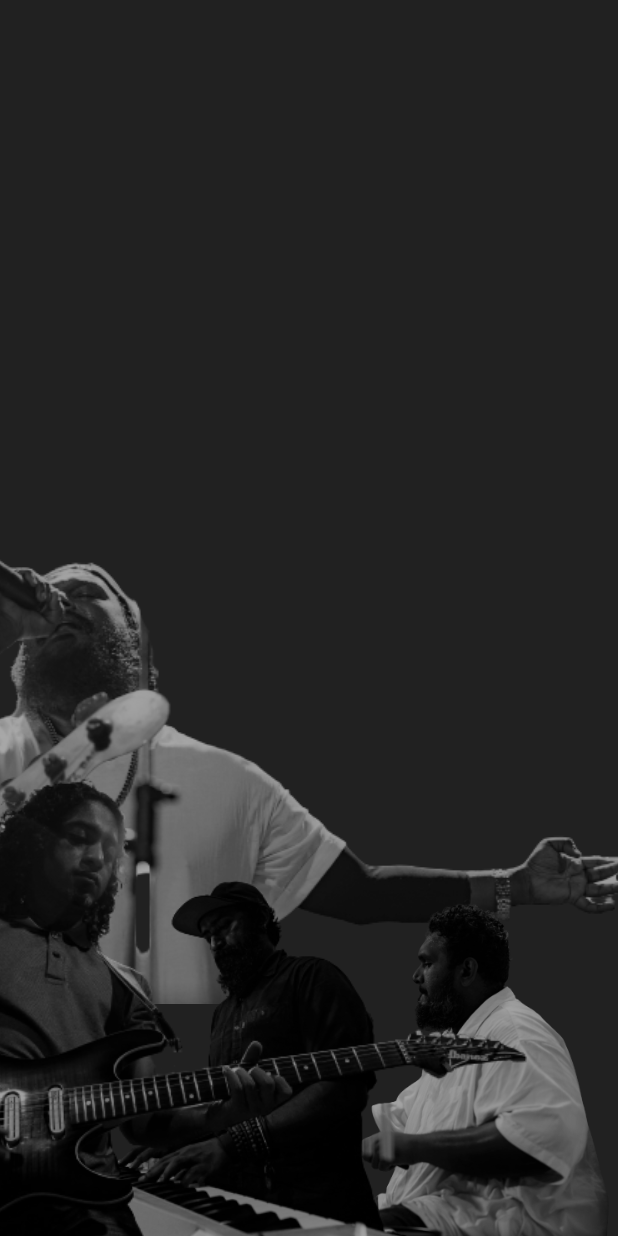
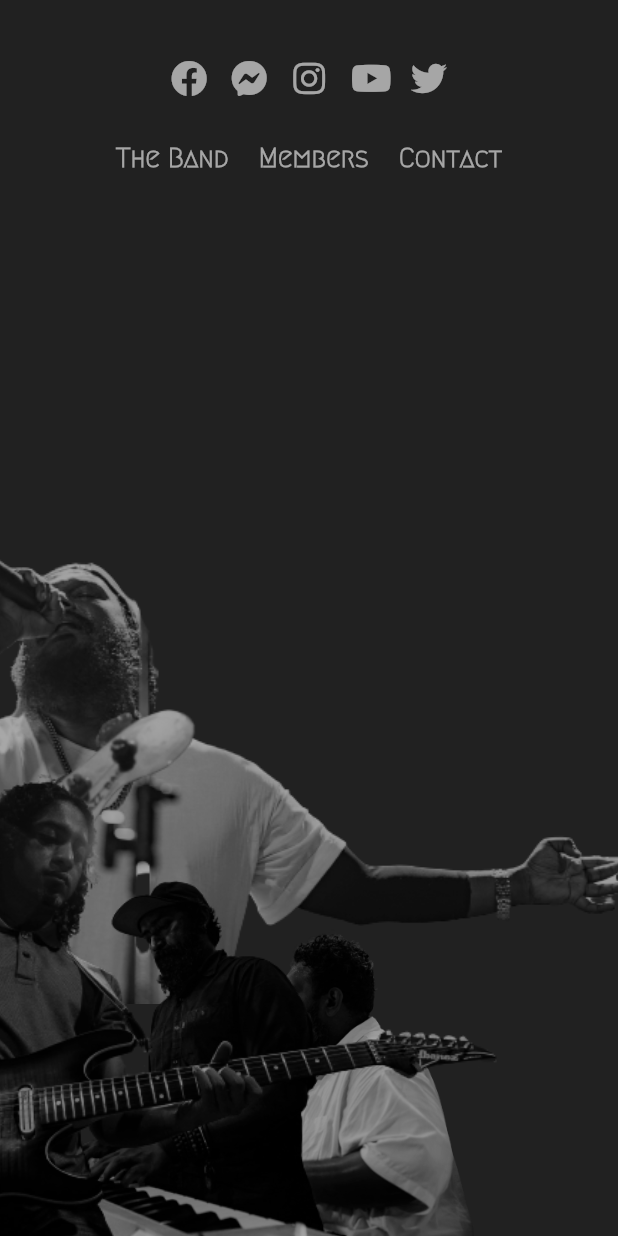
Before and after one commit to fatherof2sons/wood, a Flutter app: the screen it shows after launch, swiped to page 2, on a phone screen of 412 x 824 dp. Run offline on Flutter 3.47's test engine with Material 2 defaults, Android fonts, the phone set to English and light mode, and no system bars; our stand-ins replace font_awesome_flutter.

Commit message:
new design 3

```diff
--- a/lib/app/mobile/pages/main_page.dart
+++ b/lib/app/mobile/pages/main_page.dart
@@ -1,6 +1,8 @@
+import 'dart:io';
 import 'dart:ui';
 import 'dart:math' as math;
 import 'package:flutter/material.dart';
+import 'package:font_awesome_flutter/font_awesome_flutter.dart';
 import 'package:provider/provider.dart';
 
 import '../../styles.dart';
@@ -32,7 +34,7 @@ class _MainPageState extends State<MainPage> {
                   Page2(),
                 ],
               ),
-              BackFrame(),
+              // BackFrame(),
               AmmadeyImage(),
               HambeImage(),
               MoImage(),
@@ -67,26 +69,6 @@ class BackFrame extends StatelessWidget {
             ),
           ),
         ),
-      ),
-    );
-  }
-}
-
-class Links extends StatelessWidget {
-  @override
-  Widget build(BuildContext context) {
-    return Consumer<PageOffset>(
-      builder: (context, notifier, child) => Positioned(
-        bottom: 205.0,
-        left: 16.0 + MediaQuery.of(context).size.width - notifier.offset,
-        child: Opacity(
-          opacity: 0.5,
-          child: child!,
-        ),
-      ),
-      child: Text(
-        "Life is Animation",
-        style: TextStyle(fontSize: 16.0),
       ),
     );
   }
@@ -132,28 +114,6 @@ class PageIndicator extends StatelessWidget {
   }
 }
 
-class LinkOne extends StatelessWidget {
-  const LinkOne({Key? key}) : super(key: key);
-
-  @override
-  Widget build(BuildContext context) {
-    return Consumer<PageOffset>(
-      builder: (context, notifier, child) => Positioned(
-        top: 45.0,
-        left: -0.2 * -notifier.offset + 800,
-        child: Text(
-          "About",
-          style: TextStyle(
-            fontFamily: "New Rocker",
-            color: Colors.white,
-            fontSize: 40.0,
-          ),
-        ),
-      ),
-    );
-  }
-}
-
 class Page1 extends StatelessWidget {
   @override
   Widget build(BuildContext context) {
@@ -170,7 +130,94 @@ class Page2 extends StatelessWidget {
   @override
   Widget build(BuildContext context) {
     return Container(
+      padding: EdgeInsets.symmetric(vertical: 40.0, horizontal: 16.0),
+      // alignment: Alignment.topRight,
       color: Colors.grey.shade900,
+      child: Column(
+        mainAxisAlignment: MainAxisAlignment.start,
+        crossAxisAlignment: CrossAxisAlignment.center,
+        children: [
+          SocialMediaIcons(),
+          SizedBox(height: 30.0),
+          LinkNav(),
+        ],
+      ),
+    );
+  }
+}
+
+class LinkNav extends StatelessWidget {
+  const LinkNav({Key? key}) : super(key: key);
+
+  @override
+  Widget build(BuildContext context) {
+    return Row(
+      // mainAxisSize: MainAxisSize.min,
+      mainAxisAlignment: MainAxisAlignment.center,
+      // crossAxisAlignment: CrossAxisAlignment.end,
+      children: [
+        Linker("The Band"),
+        SizedBox(width: 20.0),
+        Linker("Members"),
+        SizedBox(width: 20.0),
+        Linker("Contact"),
+      ],
+    );
+  }
+}
+
+class Linker extends StatelessWidget {
+  const Linker(this.name);
+  final String name;
+
+  @override
+  Widget build(BuildContext context) {
+    return Text(
+      name,
+      style: TextStyle(
+        fontFamily: "Megrim",
+        fontSize: 18.0,
+        fontWeight: FontWeight.bold,
+        color: Colors.white60,
+      ),
+    );
+  }
+}
+
+class SocialMediaIcons extends StatelessWidget {
+  const SocialMediaIcons({Key? key}) : super(key: key);
+
+  @override
+  Widget build(BuildContext context) {
+    Color color = Colors.white60;
+    return Row(
+      mainAxisAlignment: MainAxisAlignment.center,
+      children: [
+        Icon(
+          FontAwesomeIcons.facebook,
+          color: color,
+        ),
+        SizedBox(width: 16.0),
+        Icon(
+          FontAwesomeIcons.facebookMessenger,
+          color: color,
+        ),
+        SizedBox(width: 16.0),
+        Icon(
+          FontAwesomeIcons.instagram,
+          color: color,
+        ),
+        SizedBox(width: 16.0),
+        Icon(
+          FontAwesomeIcons.youtube,
+          color: color,
+        ),
+        SizedBox(width: 16.0),
+        Icon(
+          FontAwesomeIcons.twitter,
+          color: color,
+        ),
+      ],
     );
   }
 }
@@ -223,7 +270,7 @@ class HambeImage extends StatelessWidget {
   Widget build(BuildContext context) {
     return Consumer<PageOffset>(
       builder: (context, notifier, child) => Positioned(
-        bottom: 0.0,
+        bottom: -20.0,
         left: -1.05 * notifier.offset + 30,
         width: MediaQuery.of(context).size.width * 0.6,
         child: child!,
@@ -245,7 +292,7 @@ class ZahilImage extends StatelessWidget {
     return Consumer<PageOffset>(
       builder: (context, notifier, child) => Positioned(
         bottom: -20.0,
-        left: -0.85 * notifier.offset + 320,
+        left: -0.85 * notifier.offset + 280,
         width: MediaQuery.of(context).size.width * 0.9,
         child: child!,
       ),
@@ -265,8 +312,8 @@ class AzeenImage extends StatelessWidget {
   Widget build(BuildContext context) {
     return Consumer<PageOffset>(
       builder: (context, notifier, child) => Positioned(
-        bottom: 0.0,
-        left: -0.85 * notifier.offset + 550,
+        bottom: -20.0,
+        left: -0.85 * notifier.offset + 460,
         width: MediaQuery.of(context).size.width * 0.5,
         child: child!,
       ),
@@ -287,7 +334,7 @@ class ChippeImage extends StatelessWidget {
     return Consumer<PageOffset>(
       builder: (context, notifier, child) => Positioned(
         bottom: -150.0,
-        left: -0.95 * notifier.offset + 250,
+        left: -0.95 * notifier.offset + 230,
         width: MediaQuery.of(context).size.width * 1.2,
         child: child!,
       ),
@@ -308,8 +355,8 @@ class MoImage extends StatelessWidget {
     return Consumer<PageOffset>(
       builder: (context, notifier, child) => Positioned(
         bottom: -30.0,
-        left: -1.0 * notifier.offset - 77,
-        width: MediaQuery.of(context).size.width * 1.6,
+        left: -1.0 * notifier.offset - 40,
+        width: MediaQuery.of(context).size.width * 1.5,
         child: child!,
       ),
       child: IgnorePointer(
@@ -330,7 +377,7 @@ class Title extends StatelessWidget {
         child: child!,
       ),
       child: SizedBox(
-        width: MediaQuery.of(context).size.width / 3,
+        width: MediaQuery.of(context).size.width / 2,
         child: FittedBox(
           fit: BoxFit.cover,
           child: RotatedBox(
@@ -357,42 +404,6 @@ class Title extends StatelessWidget {
                   ),
                 ),
               ],
-            ),
-          ),
-        ),
-      ),
-    );
-  }
-}
-
-class BandImage extends StatelessWidget {
-  const BandImage({Key? key}) : super(key: key);
-
-  @override
-  Widget build(BuildContext context) {
-    return Positioned(
-      bottom: 20.0,
-      child: Container(
-        alignment: Alignment.bottomCenter,
-        width: MediaQuery.of(context).size.width,
-        height: MediaQuery.of(context).size.height / 3,
-        decoration: BoxDecoration(
-          // image: DecorationImage(
-          //   colorFilter: ColorFilter.srgbToLinearGamma(),
-          //   image: AssetImage("images/band.jpg"),
-          // ),
-          gradient: LinearGradient(
-              colors: [Colors.white, Colors.black],
-              begin: Alignment.topCenter,
-              end: Alignment.bottomCenter),
-        ),
-        child: Padding(
-          padding: const EdgeInsets.all(8.0),
-          child: ColorFiltered(
-            colorFilter: ColorFilter.mode(
-                Colors.white.withOpacity(0.4), BlendMode.colorBurn),
-            child: Image.asset(
-              "images/band.jpg",
             ),
           ),
         ),
```
